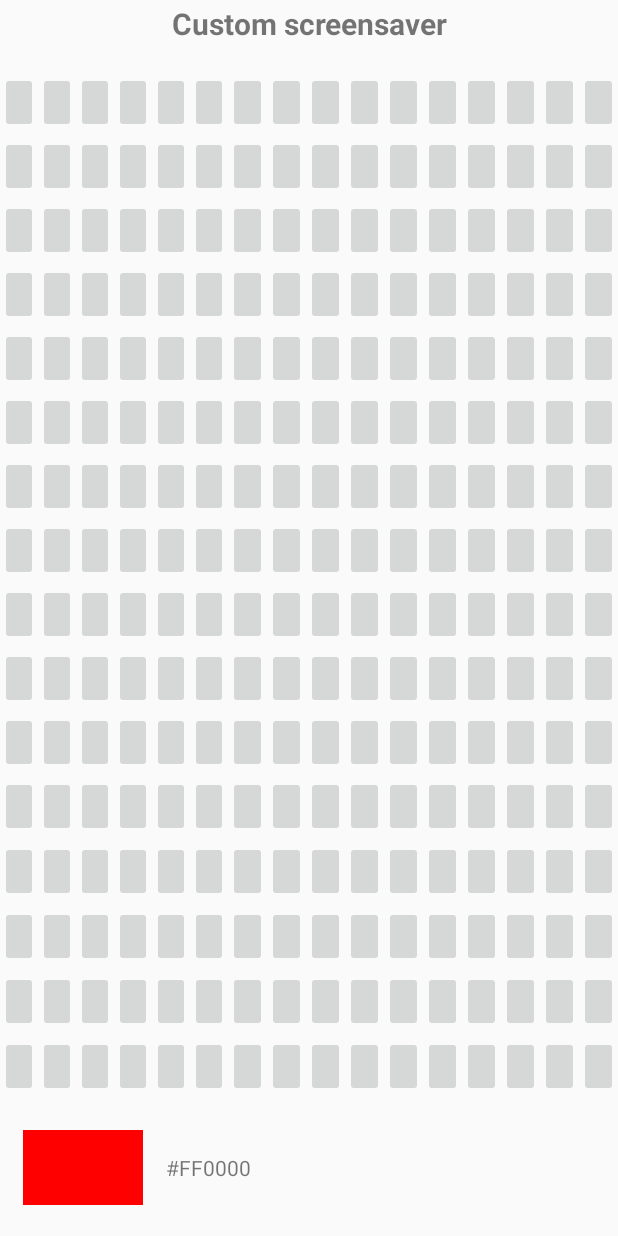
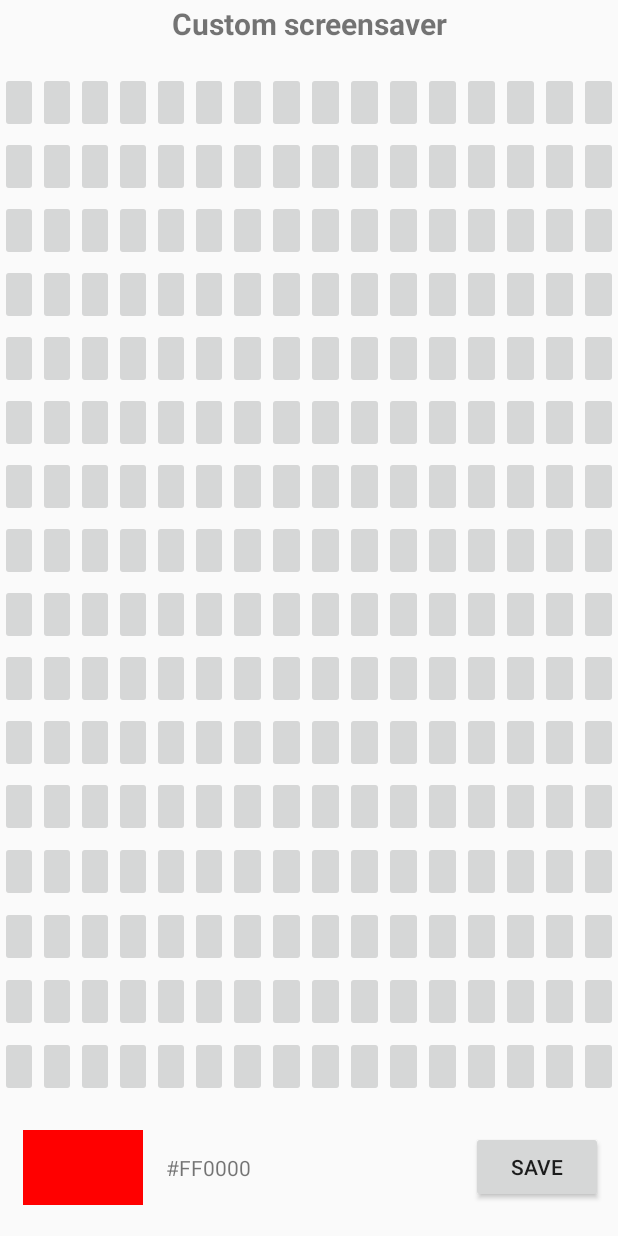
Before and after one commit to KevinD25/LitUp, an Android app: the screen it shows after launch (CustomScreenActivity), on a phone screen of 412 x 824 dp. Run offline under Robolectric (Android 15) with nearby library versions, the light colour scheme and no system bars; libraries missing offline, so code that uses them is left out: android.net.sip, me.priyesh.chroma.

```diff
--- a/Application/app/src/main/res/layout/activity_custom_screen.xml
+++ b/Application/app/src/main/res/layout/activity_custom_screen.xml
@@ -58,7 +58,7 @@
             android:shadowColor="#A8A8A8"
             android:shadowDx="20"
             android:shadowDy="20"
-            android:shadowRadius="10"/>
+            android:shadowRadius="10" />
 
         <TextView
             android:id="@+id/txtColor"
@@ -67,8 +67,18 @@
             android:layout_gravity="center"
             android:layout_marginTop="15dp"
             android:layout_marginBottom="15dp"
-            android:gravity="center"
-            android:text="TextView" />
+            android:gravity="left|center_vertical"
+            android:text="TextView"
+            android:layout_weight="2"/>
+
+        <Button
+            android:id="@+id/btnTest"
+            android:layout_width="wrap_content"
+            android:layout_height="wrap_content"
+            android:onClick="onClickTest"
+            android:text="Save"
+            android:layout_gravity="center_vertical"
+            android:layout_marginRight="10dp"/>
 
 
     </LinearLayout>
```
Also changed, not shown: Application/app/src/main/java/com/example/shado/litup/CustomScreenActivity.kt (+24 -3 lines).
